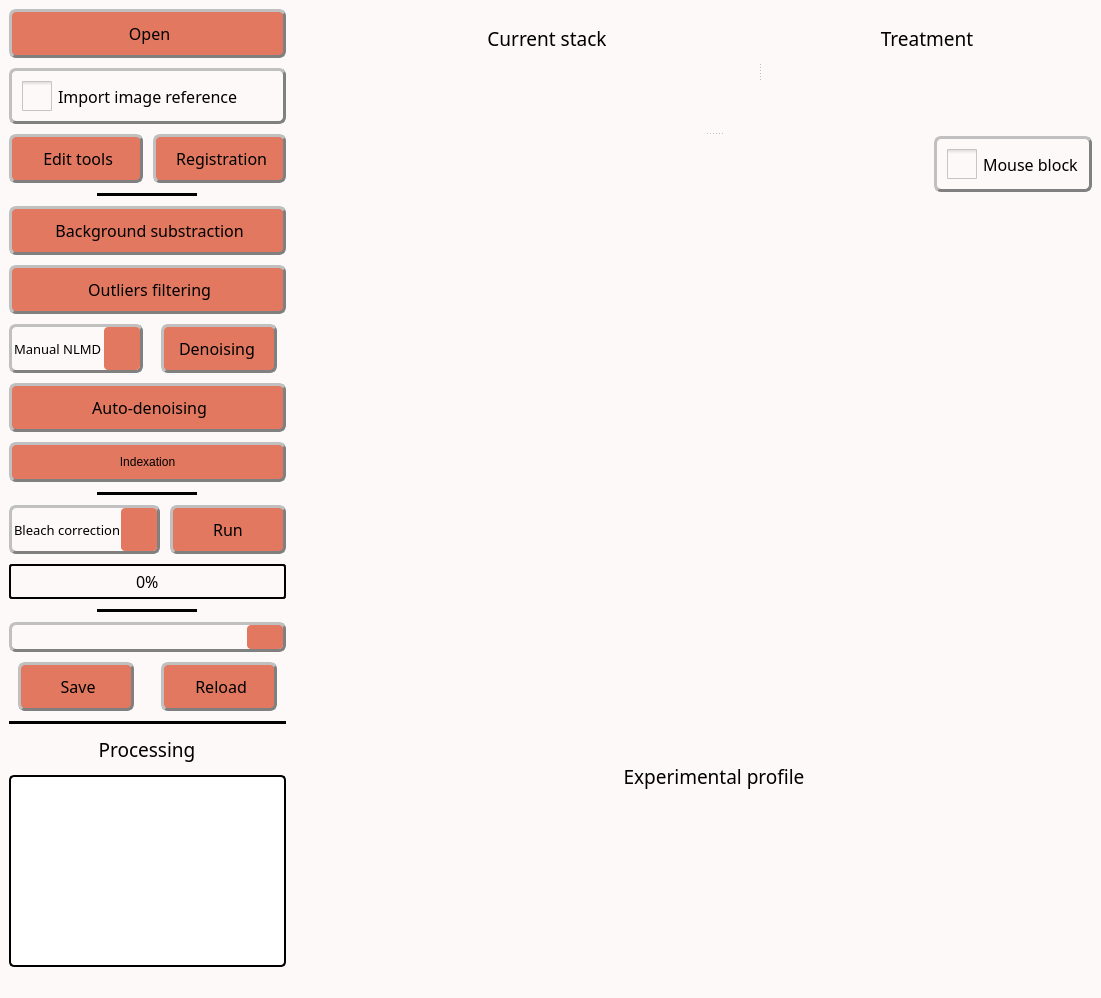
First picture: the form in inichord/__main__.ui, repository Cyril-Langlois/iniCHORD, before the edit.
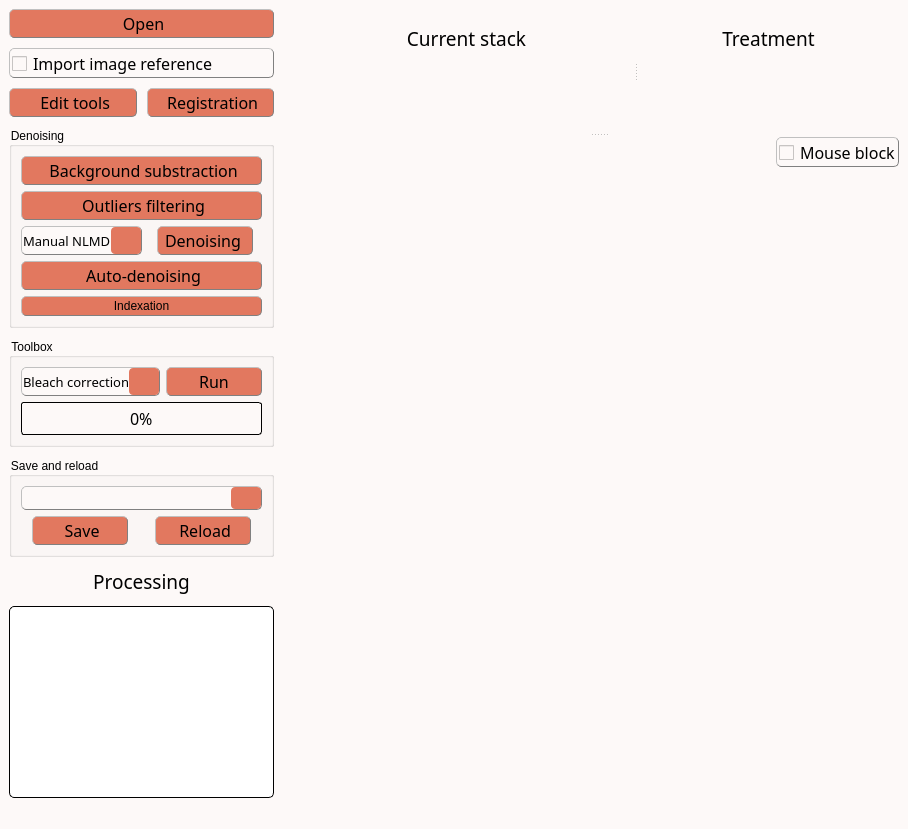
Second picture: the form after the edit. Icons and pictures are not drawn. Custom widgets are drawn as their Qt base class.

The edit to the form file:
```diff
--- a/inichord/__main__.ui
+++ b/inichord/__main__.ui
@@ -9,8 +9,8 @@
    <rect>
     <x>0</x>
     <y>0</y>
-    <width>1101</width>
-    <height>934</height>
+    <width>860</width>
+    <height>753</height>
    </rect>
   </property>
   <property name="sizePolicy">
@@ -55,8 +55,8 @@
 
 /* style des bordures 2 */
 QPushButton, QPushButton:hover, QCheckBox, QComboBox, QSpinBox  {
-	border-radius: 7px;
-	border-width: 3px;
+	border-radius: 5px;
+	border-width: 1px;
 	border-color: gray;
 }
 
@@ -67,15 +67,15 @@
 QComboBox, QTextEdit, QSpinBox {font: 10pt &quot;Noto Sans Cond&quot;}
 
 /* Padding 1 */
-QLabel, QComboBox, QComboBox::down-arrow, QSpinBox, QSpinBox::down-arrow, QSpinBox::up-arrow {padding : 2px;}
+QLabel, QComboBox, QComboBox::down-arrow, QSpinBox, QSpinBox::down-arrow, QSpinBox::up-arrow {padding : 1px;}
 
 /* Padding 2 */
-QPushButton, QPushButton:hover, QCheckBox {padding : 10px;}
+QPushButton, QPushButton:hover, QCheckBox {padding : 2px;}
 
 /* Gestion taille des QCheckBoxes */
 QCheckBox::indicator:unchecked, QCheckBox::indicator:unchecked:hover, QCheckBox::indicator:checked, QCheckBox::indicator:checked:hover  {
-	width :30px;
-	height : 30px;
+	width :15px;
+	height : 15px;
 }
 
 QLabel {
@@ -97,19 +97,19 @@
 
 QComboBox::drop-down:button{
 	border-radius: 4px;
-	border-width: 3px;
-	width: 36px;
+	border-width: 1px;
+	width: 30px;
 }
 
 QComboBox::down-arrow {
-	image : url(icons/Arrow_down.png);
-    width: 13px;
+	 image : url(icons/Arrow_down.png); 
+    width: 12px;
     height: 12px;
 }
 
 Line{
 	format: plain;
-	midLine-Width : 5px;
+	midLine-Width : 1px;
 }
 
 QFrame[height=&quot;3&quot;], QFrame[width=&quot;3&quot;] {background-color: #3A3939;}
@@ -118,7 +118,7 @@
 	background-color: rgb(255, 255, 255);
 	border-style: solid;
 	border-radius: 5px;
-	border-width: 2px;
+	border-width: 1px;
 	border-color: black;
 }
 
@@ -133,45 +133,45 @@
 
 QProgressBar {
 	text-align: center;
-	border: 2px solid black;
+	border: 1px solid black;
 	border-radius: 3px;
  }
 
  QProgressBar::chunk {
 	background-color: rgb(243, 98, 64);
-	width: 20px;
+	width: 15px;
 	margin : 0.5px;
  }
 
 QSpinBox::drop-down:button, QSpinBox::drop-up:button {
 	border-radius: 2px;
-	border-width: 3px;
+	border-width: 1px;
 	width: 36px;
 }
 
 QSpinBox::down-arrow {
 	image : url(icons/Arrow_down.png);
-    width: 26px;
-    height: 24px;
+    width: 24px;
+    height: 22px;
 }
 
 QSpinBox::up-arrow {
 	image : url(icons/Arrow_up.png);
-    width: 26px;
-    height: 24px;
+    width: 24px;
+    height: 22px;
 }
 
 QSlider::groove:horizontal {
     border: 1px solid #999999;
-    height: 5px; /* the groove expands to the size of the slider by default. by giving it a height, it has a fixed size */
+    height: 2px; /* the groove expands to the size of the slider by default. by giving it a height, it has a fixed size */
     background-color: rgb(0, 0, 0);
-    margin: 2px 0;
+    margin: 1px 0;
 }
 
 QSlider::handle:horizontal {
     border: 1px solid #5c5c5c;
-    width: 25px;
-    height: 40px;
+    width: 15px;
+    height: 30px;
     margin: -10px 0; /* handle is placed by default on the contents rect of the groove. Expand outside the groove */
     border-radius: 3px;
 }</string>
@@ -186,15 +186,24 @@
    <property name="styleSheet">
     <string notr="true"/>
    </property>
-   <layout class="QHBoxLayout" name="horizontalLayout_10">
+   <layout class="QHBoxLayout" name="horizontalLayout_5">
     <item>
      <layout class="QHBoxLayout" name="horizontalLayout_8" stretch="0,0">
       <property name="spacing">
-       <number>50</number>
+       <number>25</number>
       </property>
       <property name="sizeConstraint">
        <enum>QLayout::SetDefaultConstraint</enum>
       </property>
+      <property name="leftMargin">
+       <number>0</number>
+      </property>
+      <property name="topMargin">
+       <number>0</number>
+      </property>
+      <property name="bottomMargin">
+       <number>0</number>
+      </property>
       <item>
        <layout class="QVBoxLayout" name="verticalLayout_9">
         <property name="spacing">
@@ -212,7 +221,7 @@
             </property>
             <property name="minimumSize">
              <size>
-              <width>116</width>
+              <width>96</width>
               <height>0</height>
              </size>
             </property>
@@ -258,7 +267,7 @@
           </property>
           <property name="minimumSize">
            <size>
-            <width>116</width>
+            <width>96</width>
             <height>0</height>
            </size>
           </property>
@@ -291,7 +300,7 @@
             </property>
             <property name="minimumSize">
              <size>
-              <width>116</width>
+              <width>96</width>
               <height>0</height>
              </size>
             </property>
@@ -329,7 +338,7 @@
             </property>
             <property name="minimumSize">
              <size>
-              <width>116</width>
+              <width>96</width>
               <height>0</height>
              </size>
             </property>
@@ -360,37 +369,11 @@
          </layout>
         </item>
         <item>
-         <layout class="QVBoxLayout" name="verticalLayout_8">
-          <item alignment="Qt::AlignHCenter">
-           <widget class="Line" name="line1">
-            <property name="sizePolicy">
-             <sizepolicy hsizetype="Fixed" vsizetype="Fixed">
-              <horstretch>0</horstretch>
-              <verstretch>0</verstretch>
-             </sizepolicy>
-            </property>
-            <property name="minimumSize">
-             <size>
-              <width>100</width>
-              <height>0</height>
-             </size>
-            </property>
-            <property name="frameShadow">
-             <enum>QFrame::Plain</enum>
-            </property>
-            <property name="lineWidth">
-             <number>5</number>
-            </property>
-            <property name="midLineWidth">
-             <number>5</number>
-            </property>
-            <property name="orientation">
-             <enum>Qt::Horizontal</enum>
-            </property>
-           </widget>
-          </item>
-          <item>
-           <layout class="QHBoxLayout" name="horizontalLayout_6">
+         <widget class="QGroupBox" name="groupBox">
+          <property name="title">
+           <string>Denoising</string>
+          </property>
+          <layout class="QVBoxLayout" name="verticalLayout_11">
             <item>
              <widget class="QPushButton" name="Background_remover_button">
               <property name="sizePolicy">
@@ -401,7 +384,7 @@
               </property>
               <property name="minimumSize">
                <size>
-                <width>116</width>
+               <width>96</width>
                 <height>0</height>
                </size>
               </property>
@@ -429,8 +412,6 @@
               </property>
              </widget>
             </item>
-           </layout>
-          </item>
           <item>
            <widget class="QPushButton" name="Remove_outliers_button">
             <property name="sizePolicy">
@@ -441,7 +422,7 @@
             </property>
             <property name="minimumSize">
              <size>
-              <width>116</width>
+               <width>96</width>
               <height>0</height>
              </size>
             </property>
@@ -470,8 +451,6 @@
            </widget>
           </item>
           <item>
-           <layout class="QVBoxLayout" name="verticalLayout_7">
-            <item>
              <layout class="QHBoxLayout" name="horizontalLayout">
               <item>
                <widget class="QComboBox" name="Choice_denoiser">
@@ -526,7 +505,7 @@
                 </property>
                 <property name="minimumSize">
                  <size>
-                  <width>116</width>
+                 <width>96</width>
                   <height>0</height>
                  </size>
                 </property>
@@ -566,7 +545,7 @@
               </property>
               <property name="minimumSize">
                <size>
-                <width>116</width>
+               <width>96</width>
                 <height>0</height>
                </size>
               </property>
@@ -609,39 +588,14 @@
              </widget>
             </item>
            </layout>
-          </item>
-         </layout>
-        </item>
-        <item>
-         <layout class="QVBoxLayout" name="verticalLayout_6">
-          <item alignment="Qt::AlignHCenter">
-           <widget class="Line" name="line2">
-            <property name="sizePolicy">
-             <sizepolicy hsizetype="Fixed" vsizetype="Fixed">
-              <horstretch>0</horstretch>
-              <verstretch>0</verstretch>
-             </sizepolicy>
-            </property>
-            <property name="minimumSize">
-             <size>
-              <width>100</width>
-              <height>0</height>
-             </size>
-            </property>
-            <property name="frameShadow">
-             <enum>QFrame::Plain</enum>
-            </property>
-            <property name="lineWidth">
-             <number>5</number>
-            </property>
-            <property name="midLineWidth">
-             <number>5</number>
-            </property>
-            <property name="orientation">
-             <enum>Qt::Horizontal</enum>
-            </property>
-           </widget>
-          </item>
+         </widget>
+        </item>
+        <item>
+         <widget class="QGroupBox" name="groupBox_2">
+          <property name="title">
+           <string>Toolbox</string>
+          </property>
+          <layout class="QVBoxLayout" name="verticalLayout_7">
           <item>
            <layout class="QHBoxLayout" name="horizontalLayout_3">
             <item>
@@ -729,7 +683,7 @@
               </item>
              </widget>
             </item>
-            <item alignment="Qt::AlignHCenter">
+             <item>
              <widget class="QPushButton" name="Tool_button">
               <property name="sizePolicy">
                <sizepolicy hsizetype="Minimum" vsizetype="Minimum">
@@ -739,7 +693,7 @@
               </property>
               <property name="minimumSize">
                <size>
-                <width>116</width>
+                 <width>96</width>
                 <height>0</height>
                </size>
               </property>
@@ -769,8 +723,6 @@
             </item>
            </layout>
           </item>
-         </layout>
-        </item>
         <item>
          <widget class="QProgressBar" name="progressBar">
           <property name="sizePolicy">
@@ -802,36 +754,15 @@
           </property>
          </widget>
         </item>
-        <item>
-         <layout class="QVBoxLayout" name="verticalLayout_4">
-          <item alignment="Qt::AlignHCenter">
-           <widget class="Line" name="line3">
-            <property name="sizePolicy">
-             <sizepolicy hsizetype="Fixed" vsizetype="Fixed">
-              <horstretch>0</horstretch>
-              <verstretch>0</verstretch>
-             </sizepolicy>
-            </property>
-            <property name="minimumSize">
-             <size>
-              <width>100</width>
-              <height>0</height>
-             </size>
-            </property>
-            <property name="frameShadow">
-             <enum>QFrame::Plain</enum>
-            </property>
-            <property name="lineWidth">
-             <number>5</number>
-            </property>
-            <property name="midLineWidth">
-             <number>5</number>
-            </property>
-            <property name="orientation">
-             <enum>Qt::Horizontal</enum>
-            </property>
-           </widget>
-          </item>
+          </layout>
+         </widget>
+        </item>
+        <item>
+         <widget class="QGroupBox" name="groupBox_3">
+          <property name="title">
+           <string>Save and reload</string>
+          </property>
+          <layout class="QVBoxLayout" name="verticalLayout_6">
           <item>
            <widget class="QComboBox" name="choiceBox">
             <property name="sizePolicy">
@@ -842,7 +773,7 @@
             </property>
             <property name="minimumSize">
              <size>
-              <width>85</width>
+               <width>79</width>
               <height>0</height>
              </size>
             </property>
@@ -893,7 +824,7 @@
               </property>
               <property name="minimumSize">
                <size>
-                <width>116</width>
+                 <width>96</width>
                 <height>0</height>
                </size>
               </property>
@@ -931,7 +862,7 @@
               </property>
               <property name="minimumSize">
                <size>
-                <width>116</width>
+                 <width>96</width>
                 <height>0</height>
                </size>
               </property>
@@ -962,29 +893,9 @@
            </layout>
           </item>
          </layout>
-        </item>
-        <item>
-         <layout class="QVBoxLayout" name="verticalLayout_5">
-          <item>
-           <widget class="Line" name="line4">
-            <property name="styleSheet">
-             <string notr="true"/>
-            </property>
-            <property name="frameShadow">
-             <enum>QFrame::Plain</enum>
-            </property>
-            <property name="lineWidth">
-             <number>5</number>
-            </property>
-            <property name="midLineWidth">
-             <number>5</number>
-            </property>
-            <property name="orientation">
-             <enum>Qt::Horizontal</enum>
-            </property>
-           </widget>
-          </item>
-          <item alignment="Qt::AlignHCenter">
+         </widget>
+        </item>
+        <item>
            <widget class="QLabel" name="label_InfoBox">
             <property name="sizePolicy">
              <sizepolicy hsizetype="Preferred" vsizetype="Minimum">
@@ -994,7 +905,7 @@
             </property>
             <property name="minimumSize">
              <size>
-              <width>114</width>
+            <width>112</width>
               <height>0</height>
              </size>
             </property>
@@ -1407,8 +1318,6 @@
           </item>
          </layout>
         </item>
-       </layout>
-      </item>
       <item>
        <widget class="QSplitter" name="splitter_2">
         <property name="sizePolicy">
@@ -1879,215 +1788,6 @@
             </property>
            </widget>
           </item>
-          <item>
-           <widget class="QLabel" name="label_profiles">
-            <property name="palette">
-             <palette>
-              <active>
-               <colorrole role="WindowText">
-                <brush brushstyle="SolidPattern">
-                 <color alpha="255">
-                  <red>0</red>
-                  <green>0</green>
-                  <blue>0</blue>
-                 </color>
-                </brush>
-               </colorrole>
-               <colorrole role="Button">
-                <brush brushstyle="SolidPattern">
-                 <color alpha="255">
-                  <red>253</red>
-                  <green>249</green>
-                  <blue>248</blue>
-                 </color>
-                </brush>
-               </colorrole>
-               <colorrole role="Text">
-                <brush brushstyle="SolidPattern">
-                 <color alpha="255">
-                  <red>0</red>
-                  <green>0</green>
-                  <blue>0</blue>
-                 </color>
-                </brush>
-               </colorrole>
-               <colorrole role="ButtonText">
-                <brush brushstyle="SolidPattern">
-                 <color alpha="255">
-                  <red>0</red>
-                  <green>0</green>
-                  <blue>0</blue>
-                 </color>
-                </brush>
-               </colorrole>
-               <colorrole role="Base">
-                <brush brushstyle="SolidPattern">
-                 <color alpha="255">
-                  <red>253</red>
-                  <green>249</green>
-                  <blue>248</blue>
-                 </color>
-                </brush>
-               </colorrole>
-               <colorrole role="Window">
-                <brush brushstyle="SolidPattern">
-                 <color alpha="255">
-                  <red>253</red>
-                  <green>249</green>
-                  <blue>248</blue>
-                 </color>
-                </brush>
-               </colorrole>
-              </active>
-              <inactive>
-               <colorrole role="WindowText">
-                <brush brushstyle="SolidPattern">
-                 <color alpha="255">
-                  <red>0</red>
-                  <green>0</green>
-                  <blue>0</blue>
-                 </color>
-                </brush>
-               </colorrole>
-               <colorrole role="Button">
-                <brush brushstyle="SolidPattern">
-                 <color alpha="255">
-                  <red>253</red>
-                  <green>249</green>
-                  <blue>248</blue>
-                 </color>
-                </brush>
-               </colorrole>
-               <colorrole role="Text">
-                <brush brushstyle="SolidPattern">
-                 <color alpha="255">
-                  <red>0</red>
-                  <green>0</green>
-                  <blue>0</blue>
-                 </color>
-                </brush>
-               </colorrole>
-               <colorrole role="ButtonText">
-                <brush brushstyle="SolidPattern">
-                 <color alpha="255">
-                  <red>0</red>
-                  <green>0</green>
-                  <blue>0</blue>
-                 </color>
-                </brush>
-               </colorrole>
-               <colorrole role="Base">
-                <brush brushstyle="SolidPattern">
-                 <color alpha="255">
-                  <red>253</red>
-                  <green>249</green>
-                  <blue>248</blue>
-                 </color>
-                </brush>
-               </colorrole>
-               <colorrole role="Window">
-                <brush brushstyle="SolidPattern">
-                 <color alpha="255">
-                  <red>253</red>
-                  <green>249</green>
-                  <blue>248</blue>
-                 </color>
-                </brush>
-               </colorrole>
-              </inactive>
-              <disabled>
-               <colorrole role="WindowText">
-                <brush brushstyle="SolidPattern">
-                 <color alpha="255">
-                  <red>0</red>
-                  <green>0</green>
-                  <blue>0</blue>
-                 </color>
-                </brush>
-               </colorrole>
-               <colorrole role="Button">
-                <brush brushstyle="SolidPattern">
-                 <color alpha="255">
-                  <red>253</red>
-                  <green>249</green>
-                  <blue>248</blue>
-                 </color>
-                </brush>
-               </colorrole>
-               <colorrole role="Text">
-                <brush brushstyle="SolidPattern">
-                 <color alpha="255">
-                  <red>0</red>
-                  <green>0</green>
-                  <blue>0</blue>
-                 </color>
-                </brush>
-               </colorrole>
-               <colorrole role="ButtonText">
-                <brush brushstyle="SolidPattern">
-                 <color alpha="255">
-                  <red>0</red>
-                  <green>0</green>
-                  <blue>0</blue>
-                 </color>
-                </brush>
-               </colorrole>
-               <colorrole role="Base">
-                <brush brushstyle="SolidPattern">
-                 <color alpha="255">
-                  <red>253</red>
-                  <green>249</green>
-                  <blue>248</blue>
-                 </color>
-                </brush>
-               </colorrole>
-               <colorrole role="Window">
-                <brush brushstyle="SolidPattern">
-                 <color alpha="255">
-                  <red>253</red>
-                  <green>249</green>
-                  <blue>248</blue>
-                 </color>
-                </brush>
-               </colorrole>
-              </disabled>
-             </palette>
-            </property>
-            <property name="font">
-             <font>
-              <family>Noto Sans Cond</family>
-              <pointsize>14</pointsize>
-              <weight>50</weight>
-              <italic>false</italic>
-              <bold>false</bold>
-             </font>
-            </property>
-            <property name="styleSheet">
-             <string notr="true"/>
-            </property>
-            <property name="frameShape">
-             <enum>QFrame::NoFrame</enum>
-            </property>
-            <property name="frameShadow">
-             <enum>QFrame::Plain</enum>
-            </property>
-            <property name="lineWidth">
-             <number>1</number>
-            </property>
-            <property name="midLineWidth">
-             <number>0</number>
-            </property>
-            <property name="text">
-             <string>Experimental profile</string>
-            </property>
-            <property name="scaledContents">
-             <bool>false</bool>
-            </property>
-            <property name="alignment">
-             <set>Qt::AlignCenter</set>
-            </property>
-           </widget>
-          </item>
          </layout>
         </widget>
        </widget>
@@ -2101,7 +1801,7 @@
     <rect>
      <x>0</x>
      <y>0</y>
-     <width>1101</width>
+     <width>860</width>
      <height>20</height>
     </rect>
    </property>
```
Lines whose indentation alone changed are shown as unchanged.
